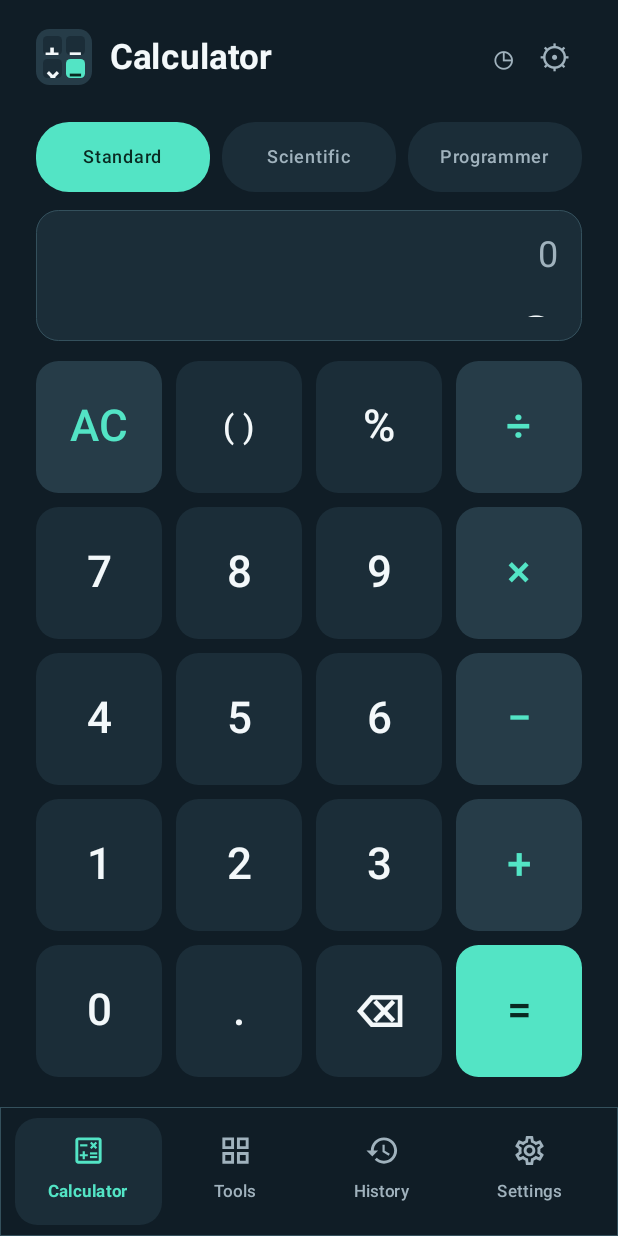
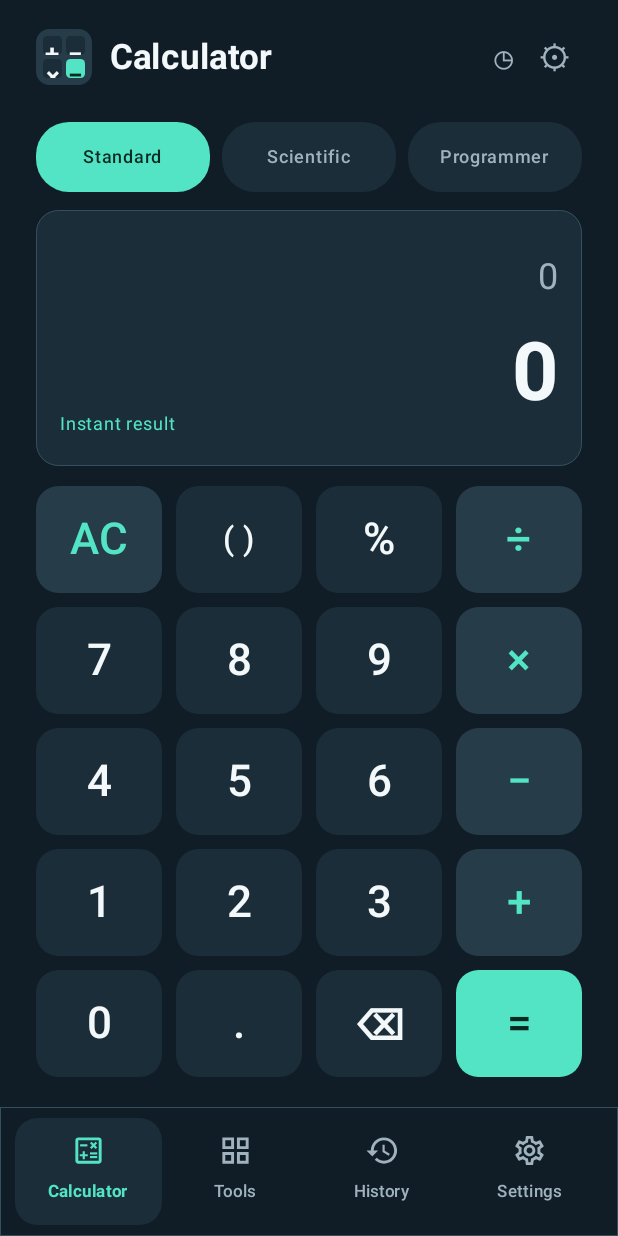
Before and after one commit to bren-wp/Calculator, an Android app built with Jetpack Compose: the screen it shows after launch (MainActivity), on a phone screen of 412 x 824 dp. Run offline under Robolectric (Android 15) with nearby library versions, the phone set to English and light mode, and no system bars.

Commit message:
Polish branded splash, themed dialogs and responsive calculator proportions

```diff
--- a/app/build.gradle.kts
+++ b/app/build.gradle.kts
@@ -39,6 +39,7 @@ dependencies {
     implementation("androidx.compose.material3:material3")
     implementation("androidx.compose.material:material-icons-extended")
     implementation("androidx.core:core-ktx:1.16.0")
+    implementation("androidx.core:core-splashscreen:1.0.1")
     implementation("androidx.lifecycle:lifecycle-runtime-ktx:2.9.0")
     debugImplementation("androidx.compose.ui:ui-tooling")
     testImplementation("junit:junit:4.13.2")
--- a/app/src/main/AndroidManifest.xml
+++ b/app/src/main/AndroidManifest.xml
@@ -5,7 +5,7 @@
       android:label="@string/app_name"
       android:icon="@mipmap/ic_launcher"
       android:roundIcon="@mipmap/ic_launcher_round"
-      android:theme="@style/Theme.Calculator"
+      android:theme="@style/Theme.Calculator.Starting"
       android:supportsRtl="true"
       android:usesCleartextTraffic="false">
     <activity android:name=".MainActivity"
--- a/app/src/main/java/com/brendigo/calculator/MainActivity.kt
+++ b/app/src/main/java/com/brendigo/calculator/MainActivity.kt
@@ -25,11 +25,13 @@ import androidx.compose.ui.hapticfeedback.HapticFeedbackType
 import androidx.compose.ui.text.font.FontWeight
 import androidx.compose.ui.unit.*
 import androidx.core.view.WindowInsetsControllerCompat
+import androidx.core.splashscreen.SplashScreen.Companion.installSplashScreen
 import com.brendigo.calculator.data.CalculatorState
 import com.brendigo.calculator.ui.*
 
 class MainActivity : ComponentActivity() {
     override fun onCreate(savedInstanceState: Bundle?) {
+        installSplashScreen()
         super.onCreate(savedInstanceState)
         val app = CalculatorState(applicationContext)
         val requestedMode = intent.getStringExtra("mode")
@@ -44,7 +46,14 @@ class MainActivity : ComponentActivity() {
                 WindowInsetsControllerCompat(window,window.decorView)
                     .isAppearanceLightStatusBars = app.theme=="Light"
             }
-            MaterialTheme { CalculatorRoot(app) }
+            val colors = if (app.theme == "Light") lightColorScheme(
+                primary=p.accent, onPrimary=p.onAccent, background=p.background,
+                onBackground=p.text, surface=p.surface, onSurface=p.text,
+                surfaceVariant=p.surface2, onSurfaceVariant=p.muted)
+            else darkColorScheme(primary=p.accent, onPrimary=p.onAccent,
+                background=p.background, onBackground=p.text, surface=p.surface,
+                onSurface=p.text, surfaceVariant=p.surface2, onSurfaceVariant=p.muted)
+            MaterialTheme(colorScheme=colors) { CalculatorRoot(app) }
         }
     }
 }
--- a/app/src/main/java/com/brendigo/calculator/ui/CalculatorScreens.kt
+++ b/app/src/main/java/com/brendigo/calculator/ui/CalculatorScreens.kt
@@ -39,20 +39,21 @@ import java.util.Locale
         if(app.activeMode=="Programmer") {
             ProgrammerPanel(p)
         } else {
-            BrandCard(p,Modifier.fillMaxWidth().weight(if(app.activeMode=="Scientific")0.72f else 1f)) {
-                Box(Modifier.fillMaxSize(),contentAlignment=Alignment.BottomEnd) {
-                    Column(horizontalAlignment=Alignment.End) {
+            BrandCard(p,Modifier.fillMaxWidth().weight(if(app.activeMode=="Scientific")1.6f else 2.4f)) {
+                Box(Modifier.fillMaxSize()) {
+                    Column(Modifier.align(Alignment.CenterEnd),
+                        horizontalAlignment=Alignment.End) {
                         Text(app.expression.ifBlank { "0" },color=p.muted,fontSize=24.sp,
                             textAlign=TextAlign.End,maxLines=2)
-                        Spacer(Modifier.height(16.dp))
+                        Spacer(Modifier.height(18.dp))
                         val result=if(app.expression.isBlank())"0" else app.calculate()
                         Text(if(app.thousands) CalculatorEngine.grouped(result) else result,
                             color=if(result=="Error")Color(0xFFFF978A) else p.text,
-                            fontSize=if(result.length>12)39.sp else 51.sp,
+                            fontSize=if(result.length>12)39.sp else 54.sp,
                             fontWeight=FontWeight.Bold,maxLines=2,textAlign=TextAlign.End)
-                        Spacer(Modifier.height(8.dp))
-                        Text("Instant result",color=p.accent,fontSize=12.sp)
                     }
+                    Text("Instant result",color=p.accent,fontSize=12.sp,
+                        modifier=Modifier.align(Alignment.BottomStart))
                 }
             }
             Spacer(Modifier.height(13.dp))
--- a/app/src/main/res/values/styles.xml
+++ b/app/src/main/res/values/styles.xml
@@ -6,4 +6,9 @@
     <item name="android:navigationBarColor">@color/brand_background</item>
     <item name="android:windowBackground">@color/brand_background</item>
   </style>
+  <style name="Theme.Calculator.Starting" parent="Theme.SplashScreen">
+    <item name="windowSplashScreenBackground">@color/brand_background</item>
+    <item name="windowSplashScreenAnimatedIcon">@drawable/ic_brand</item>
+    <item name="postSplashScreenTheme">@style/Theme.Calculator</item>
+  </style>
 </resources>
```
